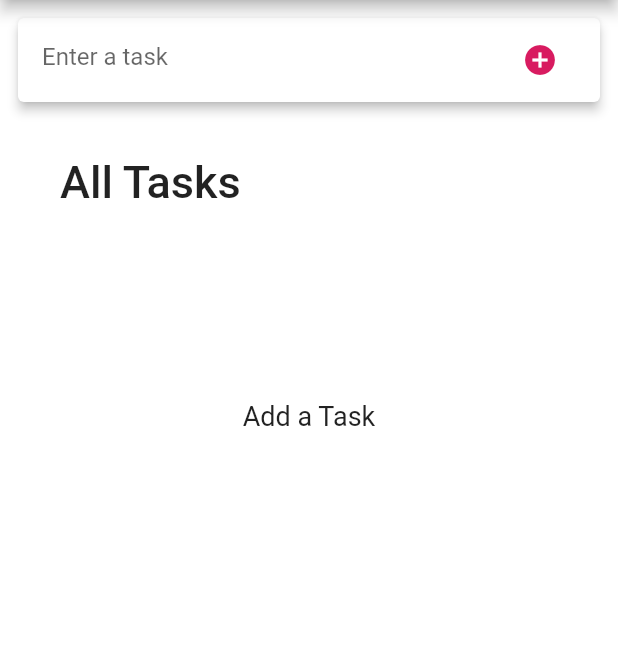
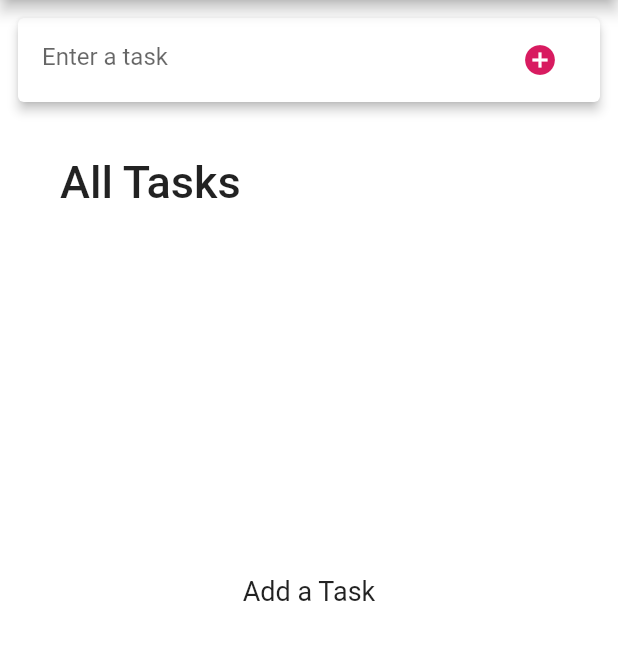
Before and after one commit to Dev-Bhandari/Taskify, a Flutter app: the screen it shows after launch, on a phone screen of 412 x 824 dp, the part 84-744 px from its top. Run offline on Flutter 3.47's test engine with Material 2 defaults, Android fonts, the phone set to English and light mode, and no system bars; our stand-ins replace shared_preferences.

Commit message:
Fixed UI

```diff
--- a/lib/main.dart
+++ b/lib/main.dart
@@ -143,13 +143,20 @@ class _MyHomePageState extends State<MyHomePage> {
             ),
           ),
           _arrTask.isEmpty
-              ? const Padding(
-                  padding: EdgeInsets.only(top: 120),
-                  child: Center(
+              ? const Expanded(
+                  child: Column(children: [
+                  Spacer(
+                    flex: 2,
+                  ),
+                  Center(
                       child: Text(
                     "Add a Task",
                     style: TextStyle(fontSize: 18),
-                  )))
+                  )),
+                  Spacer(
+                    flex: 3,
+                  )
+                ]))
               : Expanded(
                   child: ListView.builder(
                     itemCount: _arrTask.length,
@@ -208,18 +215,6 @@ class _MyHomePageState extends State<MyHomePage> {
                                       : Icons.check_box_outline_blank,
                                   color: Colors.pink[600],
                                 ),
-                                // trailing: Container(
-                                //   height: 35,
-                                //   width: 35,
-                                //   decoration: BoxDecoration(
-                                //       color: Colors.red,
-                                //       borderRadius: BorderRadius.circular(5)),
-                                //   child: IconButton(
-                                //       iconSize: 18,
-                                //       icon: const Icon(Icons.delete),
-                                //       onPressed: () async {},
-                                //       color: Colors.white),
-                                // ),
                               )));
                     },
                   ),
--- a/pubspec.yaml
+++ b/pubspec.yaml
@@ -16,7 +16,7 @@ publish_to: 'none' # Remove this line if you wish to publish to pub.dev
 # https://developer.apple.com/library/archive/documentation/General/Reference/InfoPlistKeyReference/Articles/CoreFoundationKeys.html
 # In Windows, build-name is used as the major, minor, and patch parts
 # of the product and file versions while build-number is used as the build suffix.
-version: 1.1.3+6
+version: 1.1.4+7
 
 environment:
   sdk: '>=3.0.5 <4.0.0'
```
Also changed, not shown: 1 other file.
